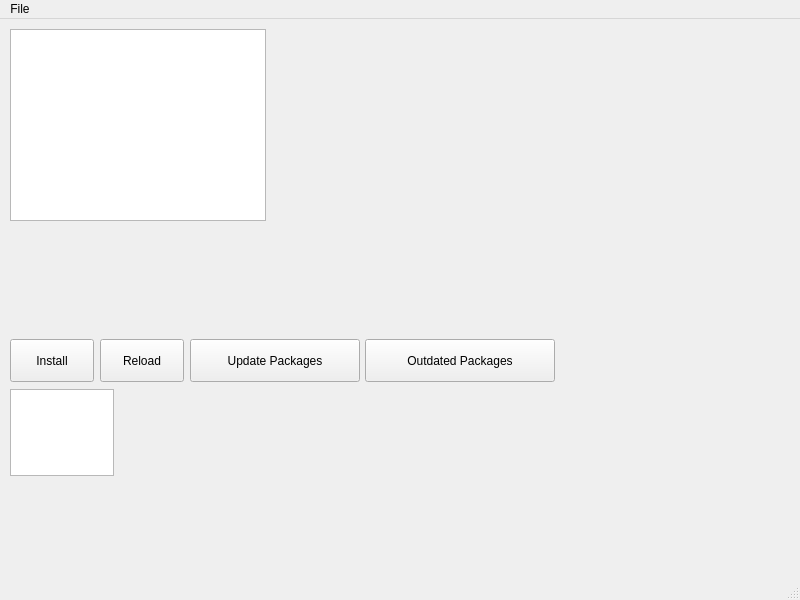
This is untitled1/mainwindow.ui in voncloft/VPacman as Qt 5 draws it before an edit. The edited form follows.
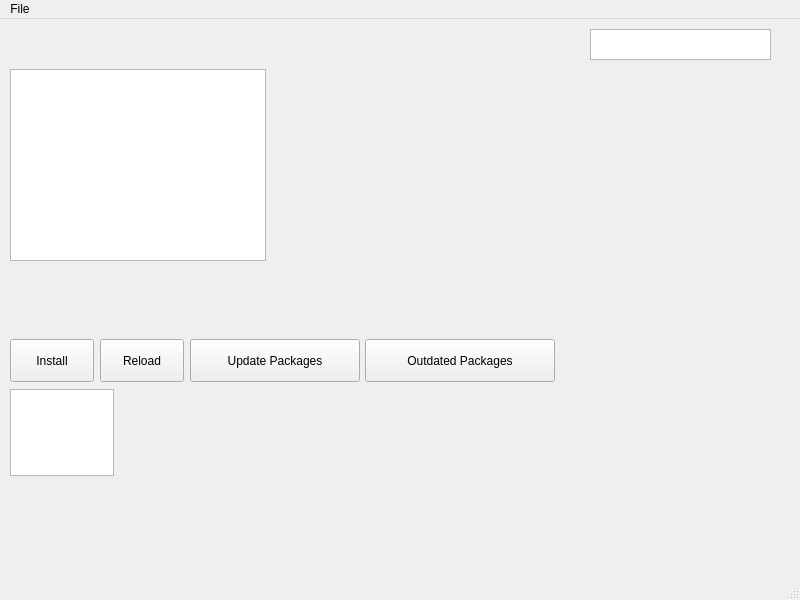
This is the edited form.

Diff of the .ui file:
```diff
--- a/untitled1/mainwindow.ui
+++ b/untitled1/mainwindow.ui
@@ -18,7 +18,7 @@
     <property name="geometry">
      <rect>
       <x>10</x>
-      <y>10</y>
+      <y>50</y>
       <width>256</width>
       <height>192</height>
      </rect>
@@ -86,6 +86,16 @@
      <string>Outdated Packages</string>
     </property>
    </widget>
+   <widget class="QPlainTextEdit" name="plainTextEdit">
+    <property name="geometry">
+     <rect>
+      <x>590</x>
+      <y>10</y>
+      <width>181</width>
+      <height>31</height>
+     </rect>
+    </property>
+   </widget>
   </widget>
   <widget class="QMenuBar" name="menubar">
    <property name="geometry">
```
Left out of the diff: 2 changed lines with no effect on the pictures.
